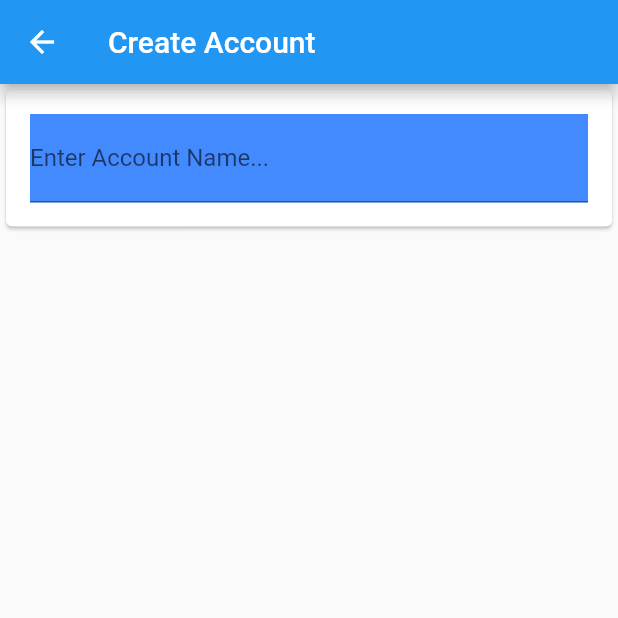
After one commit to Mel-NLY/MWallet, a Flutter app: the screen it shows after launch, item 2 of the bottom bar chosen, after a tap on "Add Account", on a phone screen of 412 x 824 dp, the top half of it. The commit adds this screen. Run offline on Flutter 3.47's test engine with Material 2 defaults, Android fonts, the phone set to English and light mode, and no system bars; accounts and stored records are empty.

Commit message:
Added createAccount.dart

```diff
--- a/lib/main.dart
+++ b/lib/main.dart
@@ -1,7 +1,12 @@
+import 'package:MWallet/screens/createAccount.dart';
 import 'package:flutter/material.dart';
 import 'package:MWallet/screens/home.dart';
 import 'package:MWallet/screens/accounts.dart';
 import 'package:MWallet/screens/createTransactionCategory.dart';
+
+//Improvements
+//- Make sure all variables are private unless otherwise is needed
+//- Efficiency
 
 void main(){
   runApp(new MaterialApp(
@@ -15,21 +20,21 @@ class MyApp extends StatelessWidget{
     return new MaterialApp(
       title: 'Navigation',
       routes: <String, WidgetBuilder>{
-        '/Home': (BuildContext context) => new Home(),
+        '/Home': (BuildContext context) => new BottomNavBar(),
         '/CreateTransaction': (BuildContext context) => new CreateTransaction(),
-        // '/Review': (BuildContext context) => new Review(),
+        '/CreateAccount': (BuildContext context) => new CreateAccount(),
       },
-      home: new _BottomNavBar(),
+      home: new BottomNavBar(),
     );
   }
 }
 
 //StatefulWidget for Bottom Navigation Bar
-class _BottomNavBar extends StatefulWidget{
+class BottomNavBar extends StatefulWidget{
   @override
   _BottomNavBarState createState() => _BottomNavBarState();
 }
-class _BottomNavBarState extends State<_BottomNavBar> {
+class _BottomNavBarState extends State<BottomNavBar> {
   int _selectedIndex = 0;
   static const TextStyle optionStyle = TextStyle(
       fontSize: 30, fontWeight: FontWeight.bold);
--- a/lib/screens/accounts.dart
+++ b/lib/screens/accounts.dart
@@ -1,4 +1,5 @@
 import 'package:flutter/material.dart';
+import 'package:MWallet/screens/home.dart';
 
 class Accounts extends StatelessWidget{
   @override
@@ -9,9 +10,81 @@ class Accounts extends StatelessWidget{
           padding: new EdgeInsets.all(16.0),
           child: new Column(
             children: <Widget>[
-
-            ]
-          )
+              !isEmpty(accountList) ? new Expanded(
+                  child: new ListView.builder(
+                    physics: BouncingScrollPhysics(),
+                    scrollDirection: Axis.vertical,
+                    shrinkWrap: true,
+                    itemCount: transactionList.length,
+                    itemBuilder: (BuildContext context, int index){
+                      return new Card(
+                        margin: EdgeInsets.all(16.0),
+                        elevation: 8,
+                        shape: RoundedRectangleBorder(
+                          borderRadius: BorderRadius.circular(18),
+                        ),
+                        child: new Row(
+                          crossAxisAlignment: CrossAxisAlignment.start,
+                          children: <Widget>[
+                            new Container(
+                              padding: EdgeInsets.all(10),
+                              margin: EdgeInsets.symmetric(
+                                horizontal: 10,
+                                vertical: 10,
+                              ),
+                              child: Text(
+                                '\$${accountList[index].name}',
+                                style: TextStyle(
+                                  fontSize: 15,
+                                  fontWeight: FontWeight.bold,
+                                  color: Theme.of(context).primaryColor,
+                                ),
+                              ),
+                            ),
+                            new Container(
+                              padding: EdgeInsets.all(15),
+                              child: new Text(
+                                '${accountList[index].balance}',
+                                style: TextStyle(
+                                  fontSize: 16,
+                                  fontWeight: FontWeight.bold,
+                                ),
+                              )
+                            ),
+                          ],
+                        ),
+                      );
+                    },
+                  )
+                )
+                : new Column(
+                children: [
+                  new Text(
+                    'No Accounts Added Yet!',
+                    style: TextStyle(
+                      fontSize: 20,
+                    ),
+                  ),
+                  SizedBox(
+                    height: 20,
+                  ),
+                ],
+              ),
+              new Container(
+                width: MediaQuery.of(context).size.width * 0.9,
+                child: new RaisedButton(
+                  shape: RoundedRectangleBorder(
+                      borderRadius: BorderRadius.circular(0.0),
+                      side: BorderSide(color: Colors.black)),
+                  padding: EdgeInsets.all(10.0),
+                  color: Colors.white,
+                  textColor: Colors.black,
+                  child: new Text("Add Account"),
+                  onPressed: (){Navigator.of(context).pushNamed('/CreateAccount');},
+                ),
+              )
+            ],
+          ),
         )
       ),
     );
--- /dev/null
+++ b/lib/screens/createAccount.dart
@@ -0,0 +1,96 @@
+
+import 'package:flutter/cupertino.dart';
+import 'package:flutter/material.dart';
+import 'package:MWallet/codes/account.dart';
+
+Account _newAccount;
+
+class CreateAccount extends StatefulWidget{
+  @override
+  _CreateAccountState createState() => _CreateAccountState();
+}
+class _CreateAccountState extends State<CreateAccount>{
+  @override
+  void initState(){
+    _newAccount = new Account();
+  }
+
+  @override
+  Widget build(BuildContext context){
+    return new Scaffold(
+      appBar: new AppBar(
+        title: new Text("Create Account"),
+      ),
+      body: new SingleChildScrollView(
+        child: new Center(
+          child: new Card(
+            child: new Container(
+              padding: new EdgeInsets.all(16.0),
+              child: new Column(
+                children: <Widget>[
+                  _AccountNameField(),
+                  //_AccountBalanceField()
+                ],
+              ),
+            ),
+          ),
+        ),
+      )
+    );
+  }
+}
+
+class _AccountNameField extends StatefulWidget{
+  @override
+  _AccountNameFieldState createState() => new _AccountNameFieldState();
+}
+class _AccountNameFieldState extends State<_AccountNameField>{
+  final _accountNameController = TextEditingController();
+
+  @override
+  Widget build(BuildContext context) {
+    return new Container(
+      width: MediaQuery.of(context).size.width * 1,
+      decoration: BoxDecoration(
+          color: Colors.blueAccent
+      ),
+      child: new TextField(
+        controller: _accountNameController,
+        decoration: new InputDecoration(labelText: 'Enter Account Name...'),
+        onChanged: (String name){
+          setState(() {
+            _newAccount.name = name;
+          });
+        },
+      ),
+    );
+  }
+}
+
+class _AccountBalanceField extends StatefulWidget{
+  @override
+  _AccountBalanceFieldState createState() => new _AccountBalanceFieldState();
+}
+class _AccountBalanceFieldState extends State<_AccountBalanceField>{
+  final _accountBalanceController = TextEditingController();
+
+  @override
+  Widget build(BuildContext context) {
+    return new Expanded(
+      child: new Row(
+          children: [
+            new Icon(Icons.edit),
+            new TextField(
+              keyboardType: TextInputType.number,
+              controller: _accountBalanceController,
+              onChanged: (String bal){
+                setState(() {
+                  _newAccount.balance = double.parse(bal);
+                });
+              },
+            )
+         ],
+      )
+    );
+  }
+}
--- a/lib/screens/home.dart
+++ b/lib/screens/home.dart
@@ -5,6 +5,14 @@ import 'package:intl/intl.dart';
 
 List<Account> accountList = new List<Account>();
 List<Transaction> transactionList = new List<Transaction>();
+
+bool isEmpty(List<dynamic> tl){
+  if (tl.length == 0){
+    return true;
+  } else{
+    return false;
+  }
+}
 
 class Home extends StatelessWidget{
 
@@ -19,14 +27,6 @@ class Home extends StatelessWidget{
       accountBalance += accountList.elementAt(i).balance;
     }
     return accountBalance;
-  }
-
-  bool isEmpty(List<Transaction> tl){
-    if (tl.length == 0){
-      return true;
-    } else{
-      return false;
-    }
   }
 
   @override
```
Also changed, not shown: lib/screens/createTransactionRecord.dart (+21 -22 lines).
